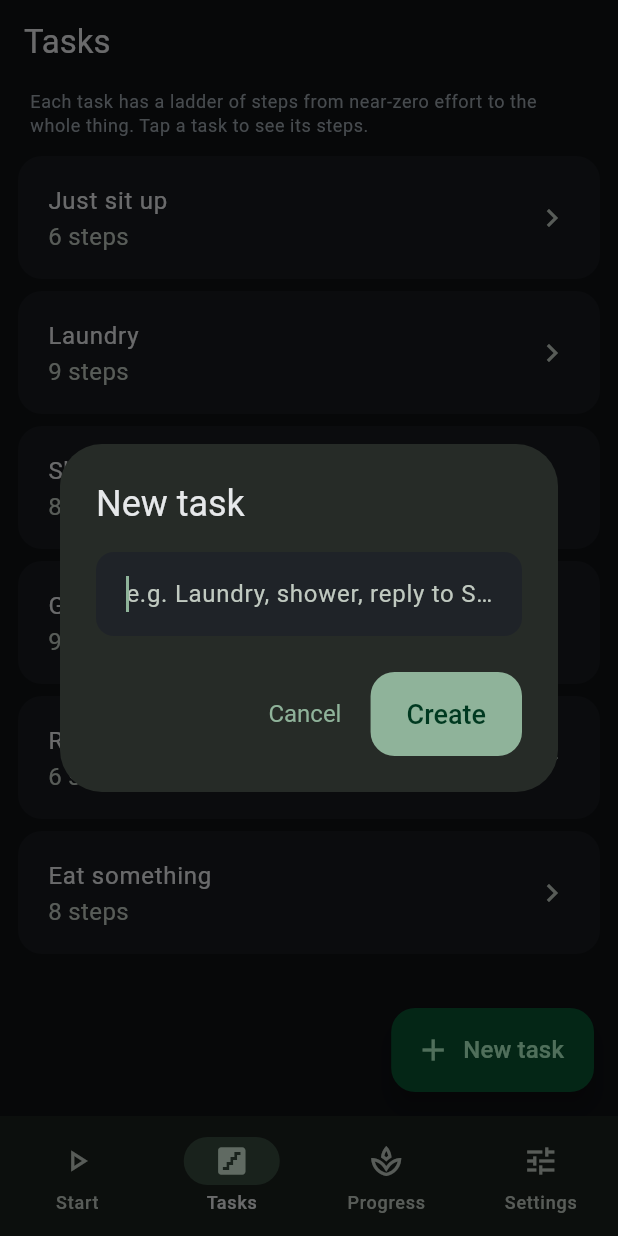
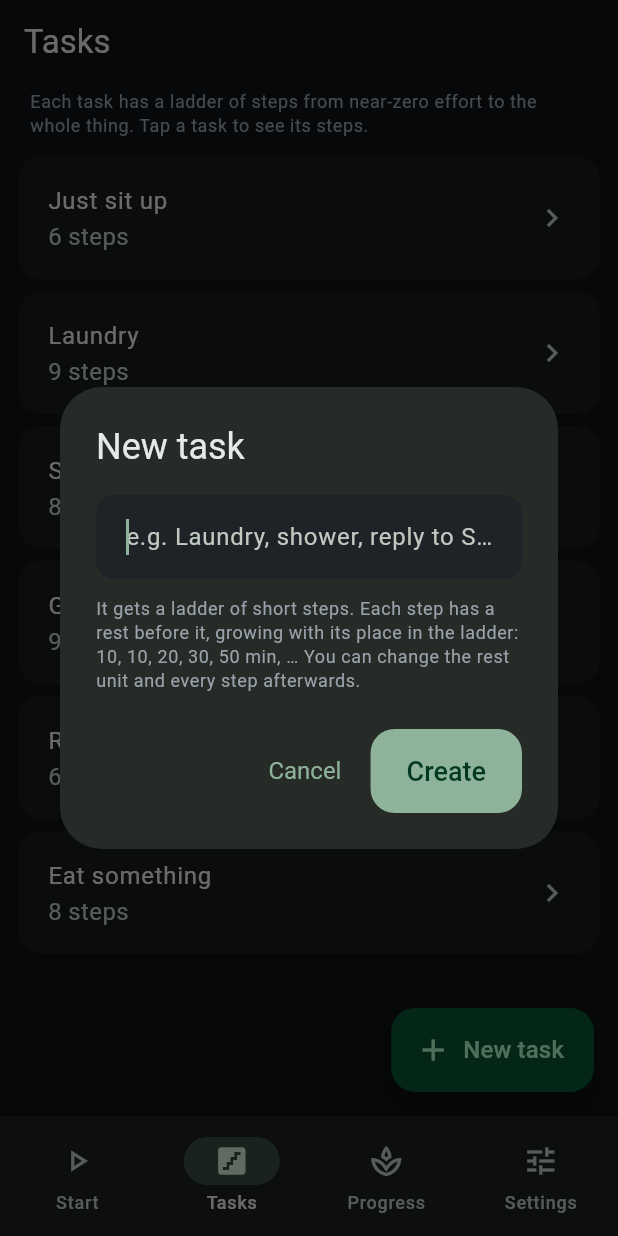
Before and after one commit to mihok/depress-o-buster, a Flutter app: the screen it shows after launch, item 2 of the bottom bar chosen, after a tap on "New task", on a phone screen of 412 x 824 dp. Run offline on Flutter 3.47's test engine with Material 3 defaults, Android fonts, the phone set to English and light mode, and no system bars; our stand-ins replace audioplayers, clock, drift, drift_flutter, flutter_local_notifications, flutter_riverpod and 5 more; accounts and stored records are empty; generated files the repository leaves out were written again.

Commit message:
Each step gets its own rest, climbing 1, 1, 2, 3, 5, 8, 13 units (WIP)
LadderRests (pure), Task.restUnit with schema 3, the task screen showing
the rest on every step with a rest-unit control, the step sheet and edit
dialog naming the rest, the step picker and Start tab using it, and the
New task dialog explaining it. Work in progress: the StretchSlider widget
the sliders are written against is being built separately.

Co-Authored-By: Claude Fable 5.1 <noreply@anthropic.com>
Claude-Session: https://claude.ai/code/session_01PaoFeeh7YunX14WNd6GfeR

```diff
--- a/lib/data/db/database.dart
+++ b/lib/data/db/database.dart
@@ -18,6 +18,9 @@ class Tasks extends Table {
   DateTimeColumn get updatedAt => dateTime()();
   BoolColumn get archived => boolean().withDefault(const Constant(false))();
   IntColumn get sortOrder => integer().withDefault(const Constant(0))();
+
+  /// The task's own rest unit in seconds; null follows Settings. Schema 3.
+  IntColumn get restUnitSeconds => integer().nullable()();
 
   @override
   Set<Column<Object>> get primaryKey => {id};
@@ -110,13 +113,14 @@ class AppDatabase extends _$AppDatabase {
       );
 
   @override
-  int get schemaVersion => 2;
+  int get schemaVersion => 3;
 
   @override
   MigrationStrategy get migration => MigrationStrategy(
     onCreate: (m) async => m.createAll(),
     onUpgrade: (m, from, to) async {
       if (from < 2) await m.addColumn(sessions, sessions.rungId);
+      if (from < 3) await m.addColumn(tasks, tasks.restUnitSeconds);
     },
     beforeOpen: (details) async {
       await customStatement('PRAGMA foreign_keys = ON');
--- a/lib/data/mappers.dart
+++ b/lib/data/mappers.dart
@@ -10,6 +10,7 @@ Task taskFromRow(TaskRow r) => Task(
   createdAt: r.createdAt.toLocal(),
   archived: r.archived,
   sortOrder: r.sortOrder,
+  restUnit: r.restUnitSeconds == null ? null : Duration(seconds: r.restUnitSeconds!),
 );
 
 TasksCompanion taskToCompanion(Task t, DateTime now) => TasksCompanion(
@@ -20,6 +21,7 @@ TasksCompanion taskToCompanion(Task t, DateTime now) => TasksCompanion(
   updatedAt: Value(now.toUtc()),
   archived: Value(t.archived),
   sortOrder: Value(t.sortOrder),
+  restUnitSeconds: Value(t.restUnit?.inSeconds),
 );
 
 LadderStep stepFromRow(LadderStepRow r) => LadderStep(
--- a/lib/data/repositories/task_repository.dart
+++ b/lib/data/repositories/task_repository.dart
@@ -71,6 +71,16 @@ class TaskRepository {
   Future<void> updateTask(Task task) async {
     await (_db.update(_db.tasks)..where((t) => t.id.equals(task.id)))
         .write(taskToCompanion(task, clock.now()));
+  }
+
+  /// Set the task's own rest unit (null: follow Settings again).
+  Future<void> setRestUnit(String taskId, Duration? unit) async {
+    await (_db.update(_db.tasks)..where((t) => t.id.equals(taskId))).write(
+      TasksCompanion(
+        restUnitSeconds: Value(unit?.inSeconds),
+        updatedAt: Value(clock.now().toUtc()),
+      ),
+    );
   }
 
   Future<void> archiveTask(String id, {bool archived = true}) async {
--- a/lib/domain/domain.dart
+++ b/lib/domain/domain.dart
@@ -1,5 +1,6 @@
 export 'entities/entities.dart';
 export 'ladder/ladder_logic.dart';
+export 'ladder/ladder_rests.dart';
 export 'ladder/starter_ladders.dart';
 export 'ladder/step_scaling.dart';
 export 'timer/timer_engine.dart';
--- a/lib/domain/entities/task.dart
+++ b/lib/domain/entities/task.dart
@@ -10,6 +10,7 @@ class Task {
     this.note,
     this.archived = false,
     this.sortOrder = 0,
+    this.restUnit,
   });
 
   final String id;
@@ -19,12 +20,18 @@ class Task {
   final bool archived;
   final int sortOrder;
 
+  /// The rest unit this task's steps climb from (see `LadderRests`). Null
+  /// means "the rest from Settings".
+  final Duration? restUnit;
+
   Task copyWith({
     String? title,
     String? note,
     bool clearNote = false,
     bool? archived,
     int? sortOrder,
+    Duration? restUnit,
+    bool clearRestUnit = false,
   }) {
     return Task(
       id: id,
@@ -33,6 +40,7 @@ class Task {
       createdAt: createdAt,
       archived: archived ?? this.archived,
       sortOrder: sortOrder ?? this.sortOrder,
+      restUnit: clearRestUnit ? null : (restUnit ?? this.restUnit),
     );
   }
 
@@ -44,10 +52,11 @@ class Task {
       other.note == note &&
       other.createdAt == createdAt &&
       other.archived == archived &&
-      other.sortOrder == sortOrder;
+      other.sortOrder == sortOrder &&
+      other.restUnit == restUnit;
 
   @override
-  int get hashCode => Object.hash(id, title, note, createdAt, archived, sortOrder);
+  int get hashCode => Object.hash(id, title, note, createdAt, archived, sortOrder, restUnit);
 
   @override
   String toString() => 'Task($id, $title)';
--- /dev/null
+++ b/lib/domain/ladder/ladder_rests.dart
@@ -0,0 +1,37 @@
+import '../entities/task.dart';
+import 'step_scaling.dart';
+
+/// The rest before each step climbs a ladder of its own.
+///
+/// Rests follow the step's place in the ladder, not the step's length: the
+/// first two steps get one rest unit, then two, three, five, eight and
+/// thirteen units (a Fibonacci climb, capped so a long ladder does not run
+/// away). A short step late in the ladder still gets the long rest its place
+/// earns; moving a step moves its rest with it. The unit is the task's own
+/// ([Task.restUnit]) or, when the task has none, the rest from Settings.
+class LadderRests {
+  LadderRests._();
+
+  static const List<int> multipliers = [1, 1, 2, 3, 5, 8, 13];
+
+  static int multiplierFor(int position) =>
+      multipliers[position < 0 ? 0 : (position >= multipliers.length ? multipliers.length - 1 : position)];
+
+  /// The rest unit a task uses: its own, or the fallback (the Settings rest).
+  static Duration unitFor(Task task, Duration fallback) => task.restUnit ?? fallback;
+
+  /// The rest before the step at [position].
+  static Duration restFor({required Duration unit, required int position}) =>
+      unit * multiplierFor(position);
+
+  /// A new unit from the slider, rounded the way step times are.
+  static Duration scaleUnit(Duration unit, double factor) => StepScaling.scale(unit, factor);
+
+  /// "10, 10, 20, 30, 50 min, …" for a given unit, [count] steps long.
+  static String describe(Duration unit, {int count = 5}) {
+    String minutes(Duration d) =>
+        d.inSeconds % 60 == 0 ? '${d.inMinutes}' : (d.inSeconds / 60).toStringAsFixed(1);
+    final parts = [for (var i = 0; i < count; i++) minutes(restFor(unit: unit, position: i))];
+    return '${parts.join(', ')} min, …';
+  }
+}
--- a/lib/ui/home/start_view.dart
+++ b/lib/ui/home/start_view.dart
@@ -3,6 +3,7 @@ import 'package:flutter_riverpod/flutter_riverpod.dart';
 
 import '../../core/format.dart';
 import '../../domain/entities/entities.dart';
+import '../../domain/ladder/ladder_rests.dart';
 import '../../domain/timer/timer_engine.dart';
 import '../../services/providers.dart';
 import '../tasks/rung_picker_sheet.dart';
@@ -140,6 +141,10 @@ class _StartViewState extends ConsumerState<StartView> {
     await _start(
       config: settings.timerConfig.copyWith(
         approach: choice.step.suggestedDuration ?? settings.approach,
+        rest: LadderRests.restFor(
+          unit: LadderRests.unitFor(choice.task, settings.rest),
+          position: choice.step.position,
+        ),
       ),
       target: ApproachTarget(
         taskId: choice.task.id,
--- a/lib/ui/tasks/rung_picker_sheet.dart
+++ b/lib/ui/tasks/rung_picker_sheet.dart
@@ -3,6 +3,7 @@ import 'package:flutter_riverpod/flutter_riverpod.dart';
 
 import '../../core/format.dart';
 import '../../domain/entities/entities.dart';
+import '../../domain/ladder/ladder_rests.dart';
 import '../../services/providers.dart';
 
 class RungChoice {
@@ -66,6 +67,8 @@ class _RungPickerSheetState extends ConsumerState<_RungPickerSheet> {
           );
         }
         final ladder = ref.watch(ladderProvider(task.id)).value ?? const <LadderStep>[];
+        final settings = ref.watch(settingsProvider);
+        final unit = LadderRests.unitFor(task, settings.rest);
         return ListView(
           controller: scroll,
           padding: const EdgeInsets.fromLTRB(8, 8, 8, 24),
@@ -98,9 +101,10 @@ class _RungPickerSheetState extends ConsumerState<_RungPickerSheet> {
                   child: Text('${step.position + 1}', style: theme.textTheme.labelMedium),
                 ),
                 title: Text(step.text),
-                subtitle: step.suggestedDuration == null
-                    ? null
-                    : Text(formatWords(step.suggestedDuration!)),
+                subtitle: Text(
+                  'Rest ${formatWords(LadderRests.restFor(unit: unit, position: step.position))}'
+                  ' · ${formatWords(step.suggestedDuration ?? settings.approach)}',
+                ),
                 onTap: () => Navigator.pop(context, RungChoice(task, step)),
               ),
           ],
--- a/lib/ui/tasks/tasks_screen.dart
+++ b/lib/ui/tasks/tasks_screen.dart
@@ -2,6 +2,7 @@ import 'package:flutter/material.dart';
 import 'package:flutter_riverpod/flutter_riverpod.dart';
 
 import '../../domain/entities/entities.dart';
+import '../../domain/ladder/ladder_rests.dart';
 import '../../domain/ladder/starter_ladders.dart';
 import '../../services/providers.dart';
 import '../widgets/illustration.dart';
@@ -48,9 +49,10 @@ class TasksScreen extends ConsumerWidget {
   }
 
   Future<void> _newTask(BuildContext context, WidgetRef ref) async {
+    final settings = ref.read(settingsProvider);
     final title = await showDialog<String>(
       context: context,
-      builder: (ctx) => const _NewTaskDialog(),
+      builder: (ctx) => _NewTaskDialog(restUnit: settings.rest),
     );
     if (title == null || title.trim().isEmpty || !context.mounted) return;
     final ladder = StarterLadders.match(title) ?? StarterLadders.generic(title);
@@ -85,7 +87,10 @@ class _TaskTile extends ConsumerWidget {
 }
 
 class _NewTaskDialog extends StatefulWidget {
-  const _NewTaskDialog();
+  const _NewTaskDialog({required this.restUnit});
+
+  /// The rest unit the new task's steps will climb from (the Settings rest).
+  final Duration restUnit;
 
   @override
   State<_NewTaskDialog> createState() => _NewTaskDialogState();
@@ -104,12 +109,25 @@ class _NewTaskDialogState extends State<_NewTaskDialog> {
   Widget build(BuildContext context) {
     return AlertDialog(
       title: const Text('New task'),
-      content: TextField(
-        controller: _controller,
-        autofocus: true,
-        textCapitalization: TextCapitalization.sentences,
-        decoration: const InputDecoration(hintText: 'e.g. Laundry, shower, reply to Sam'),
-        onSubmitted: (v) => Navigator.pop(context, v),
+      content: Column(
+        mainAxisSize: MainAxisSize.min,
+        crossAxisAlignment: CrossAxisAlignment.stretch,
+        children: [
+          TextField(
+            controller: _controller,
+            autofocus: true,
+            textCapitalization: TextCapitalization.sentences,
+            decoration: const InputDecoration(hintText: 'e.g. Laundry, shower, reply to Sam'),
+            onSubmitted: (v) => Navigator.pop(context, v),
+          ),
+          const SizedBox(height: 12),
+          Text(
+            'It gets a ladder of short steps. Each step has a rest before it, growing with its '
+            'place in the ladder: ${LadderRests.describe(widget.restUnit)} You can change the rest '
+            'unit and every step afterwards.',
+            style: Theme.of(context).textTheme.bodySmall,
+          ),
+        ],
       ),
       actions: [
         TextButton(onPressed: () => Navigator.pop(context), child: const Text('Cancel')),
```
Also changed, not shown: lib/ui/tasks/task_detail_screen.dart (+111 -41 lines), lib/data/db/database.g.dart, 5 other files.
